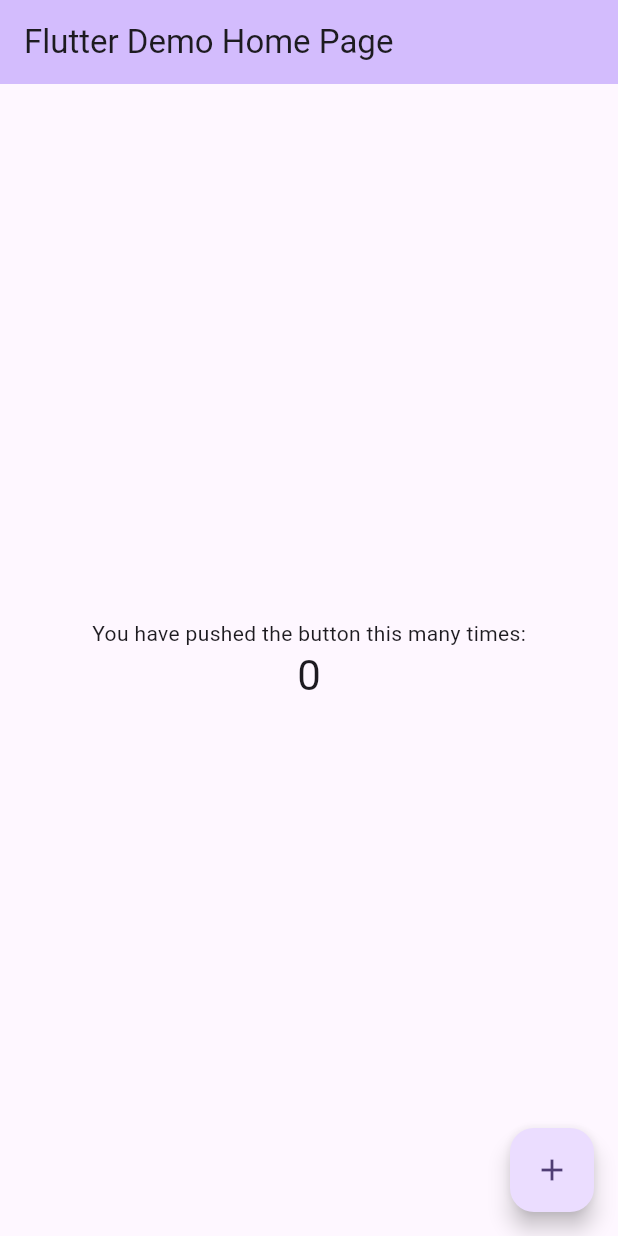
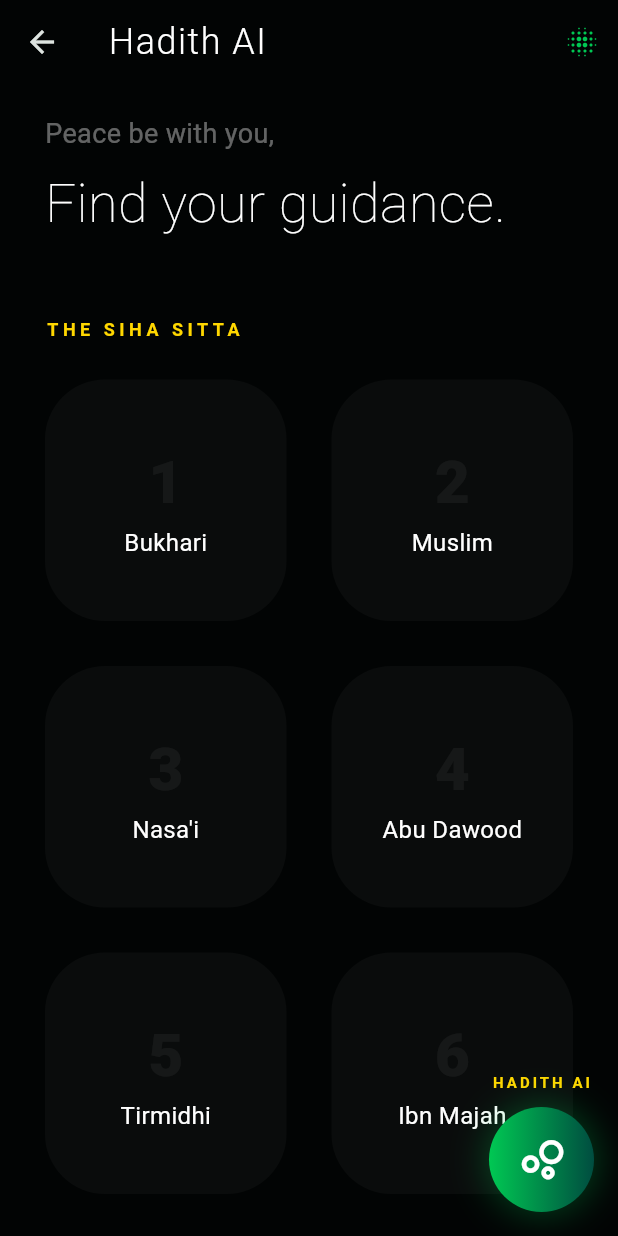
Before and after one commit to HASANALBANNA2024/hadith_ai, a Flutter app: the screen it shows after launch, on a phone screen of 412 x 824 dp. Run offline on Flutter 3.47's test engine with Material 3 defaults, Android fonts, the phone set to English and light mode, and no system bars.

Commit message:
dahsboard done but not satisfied

```diff
--- a/lib/main.dart
+++ b/lib/main.dart
@@ -1,4 +1,5 @@
 import 'package:flutter/material.dart';
+import 'package:hadith_ai/screens/splash_screen.dart';
 
 void main() {
   runApp(const MyApp());
@@ -7,116 +8,19 @@ void main() {
 class MyApp extends StatelessWidget {
   const MyApp({super.key});
 
-  // This widget is the root of your application.
   @override
   Widget build(BuildContext context) {
     return MaterialApp(
-      title: 'Flutter Demo',
+      title: 'Hadith AI',
+      debugShowCheckedModeBanner: false,
       theme: ThemeData(
-        // This is the theme of your application.
-        //
-        // TRY THIS: Try running your application with "flutter run". You'll see
-        // the application has a purple toolbar. Then, without quitting the app,
-        // try changing the seedColor in the colorScheme below to Colors.green
-        // and then invoke "hot reload" (save your changes or press the "hot
-        // reload" button in a Flutter-supported IDE, or press "r" if you used
-        // the command line to start the app).
-        //
-        // Notice that the counter didn't reset back to zero; the application
-        // state is not lost during the reload. To reset the state, use hot
-        // restart instead.
-        //
-        // This works for code too, not just values: Most code changes can be
-        // tested with just a hot reload.
-        colorScheme: .fromSeed(seedColor: Colors.deepPurple),
+        colorScheme: ColorScheme.fromSeed(
+          seedColor: const Color(0xFF004D40),
+          brightness: Brightness.dark,
+        ),
+        useMaterial3: true,
       ),
-      home: const MyHomePage(title: 'Flutter Demo Home Page'),
+      home: const SplashScreen(),
     );
   }
 }
-
-class MyHomePage extends StatefulWidget {
-  const MyHomePage({super.key, required this.title});
-
-  // This widget is the home page of your application. It is stateful, meaning
-  // that it has a State object (defined below) that contains fields that affect
-  // how it looks.
-
-  // This class is the configuration for the state. It holds the values (in this
-  // case the title) provided by the parent (in this case the App widget) and
-  // used by the build method of the State. Fields in a Widget subclass are
-  // always marked "final".
-
-  final String title;
-
-  @override
-  State<MyHomePage> createState() => _MyHomePageState();
-}
-
-class _MyHomePageState extends State<MyHomePage> {
-  int _counter = 0;
-
-  void _incrementCounter() {
-    setState(() {
-      // This call to setState tells the Flutter framework that something has
-      // changed in this State, which causes it to rerun the build method below
-      // so that the display can reflect the updated values. If we changed
-      // _counter without calling setState(), then the build method would not be
-      // called again, and so nothing would appear to happen.
-      _counter++;
-    });
-  }
-
-  @override
-  Widget build(BuildContext context) {
-    // This method is rerun every time setState is called, for instance as done
-    // by the _incrementCounter method above.
-    //
-    // The Flutter framework has been optimized to make rerunning build methods
-    // fast, so that you can just rebuild anything that needs updating rather
-    // than having to individually change instances of widgets.
-    return Scaffold(
-      appBar: AppBar(
-        // TRY THIS: Try changing the color here to a specific color (to
-        // Colors.amber, perhaps?) and trigger a hot reload to see the AppBar
-        // change color while the other colors stay the same.
-        backgroundColor: Theme.of(context).colorScheme.inversePrimary,
-        // Here we take the value from the MyHomePage object that was created by
-        // the App.build method, and use it to set our appbar title.
-        title: Text(widget.title),
-      ),
-      body: Center(
-        // Center is a layout widget. It takes a single child and positions it
-        // in the middle of the parent.
-        child: Column(
-          // Column is also a layout widget. It takes a list of children and
-          // arranges them vertically. By default, it sizes itself to fit its
-          // children horizontally, and tries to be as tall as its parent.
-          //
-          // Column has various properties to control how it sizes itself and
-          // how it positions its children. Here we use mainAxisAlignment to
-          // center the children vertically; the main axis here is the vertical
-          // axis because Columns are vertical (the cross axis would be
-          // horizontal).
-          //
-          // TRY THIS: Invoke "debug painting" (choose the "Toggle Debug Paint"
-          // action in the IDE, or press "p" in the console), to see the
-          // wireframe for each widget.
-          mainAxisAlignment: .center,
-          children: [
-            const Text('You have pushed the button this many times:'),
-            Text(
-              '$_counter',
-              style: Theme.of(context).textTheme.headlineMedium,
-            ),
-          ],
-        ),
-      ),
-      floatingActionButton: FloatingActionButton(
-        onPressed: _incrementCounter,
-        tooltip: 'Increment',
-        child: const Icon(Icons.add),
-      ),
-    );
-  }
-}
--- /dev/null
+++ b/lib/screens/dashboard_screen.dart
@@ -0,0 +1,167 @@
+import 'package:flutter/material.dart';
+
+class DashboardScreen extends StatelessWidget {
+  const DashboardScreen({super.key});
+
+  @override
+  Widget build(BuildContext context) {
+    return Scaffold(
+      backgroundColor: const Color(0xFF020404), // Midnight Black (সবচেয়ে ফ্রেশ ডার্ক)
+      floatingActionButton: _buildSoulfulBot(),
+      body: Center(
+        child: Container(
+          constraints: const BoxConstraints(maxWidth: 950), // Web View 950px
+          child: CustomScrollView(
+            physics: const BouncingScrollPhysics(),
+            slivers: [
+              _buildSimpleAppBar(),
+              SliverToBoxAdapter(
+                child: Padding(
+                  padding: const EdgeInsets.symmetric(horizontal: 30),
+                  child: Column(
+                    crossAxisAlignment: CrossAxisAlignment.start,
+                    children: [
+                      const SizedBox(height: 20),
+                      _buildMinimalGreeting(),
+                      const SizedBox(height: 50),
+
+                      // Siha Sitta - Pure Clean Cards
+                      _buildSectionLabel("THE SIHA SITTA"),
+                      const SizedBox(height: 25),
+                      _buildSihaSittaGrid(context),
+
+                      const SizedBox(height: 50),
+
+                      // Explore Section
+                      _buildSectionLabel("BEYOND SIX BOOKS"),
+                      const SizedBox(height: 20),
+                      _buildExploreHorizontal(),
+
+                      const SizedBox(height: 60),
+                      _buildAppTrustInfo(),
+                      const SizedBox(height: 120),
+                    ],
+                  ),
+                ),
+              ),
+            ],
+          ),
+        ),
+      ),
+    );
+  }
+
+  Widget _buildSimpleAppBar() {
+    return SliverAppBar(
+      backgroundColor: const Color(0xFF020404),
+      elevation: 0,
+      pinned: true,
+      centerTitle: false,
+      title: const Text("Hadith AI",
+          style: TextStyle(color: Colors.white, fontWeight: FontWeight.w300, fontSize: 24, letterSpacing: 1)),
+      actions: [
+        IconButton(icon: const Icon(Icons.blur_on, color: Color(0xFF00C853)), onPressed: () {}),
+      ],
+    );
+  }
+
+  Widget _buildMinimalGreeting() {
+    return const Column(
+      crossAxisAlignment: CrossAxisAlignment.start,
+      children: [
+        Text("Peace be with you,", style: TextStyle(color: Colors.white38, fontSize: 18)),
+        SizedBox(height: 8),
+        Text("Find your guidance.", style: TextStyle(color: Colors.white, fontSize: 36, fontWeight: FontWeight.w200)),
+      ],
+    );
+  }
+
+  Widget _buildSectionLabel(String title) {
+    return Text(title, style: const TextStyle(color: Color(0xFFFFD700), fontSize: 12, fontWeight: FontWeight.bold, letterSpacing: 3));
+  }
+
+  // Siha Sitta Grid - No Box, Pure Clean UI
+  Widget _buildSihaSittaGrid(BuildContext context) {
+    final List<String> books = ["Bukhari", "Muslim", "Nasa'i", "Abu Dawood", "Tirmidhi", "Ibn Majah"];
+    return GridView.builder(
+      shrinkWrap: true,
+      physics: const NeverScrollableScrollPhysics(),
+      itemCount: books.length,
+      gridDelegate: SliverGridDelegateWithFixedCrossAxisCount(
+        crossAxisCount: MediaQuery.of(context).size.width > 600 ? 3 : 2,
+        mainAxisSpacing: 30, crossAxisSpacing: 30, childAspectRatio: 1,
+      ),
+      itemBuilder: (context, index) {
+        return Container(
+          decoration: BoxDecoration(
+            color: const Color(0xFF0A0C0C),
+            borderRadius: BorderRadius.circular(40), // একদম গোলগাল ফ্রেশ লুক
+          ),
+          child: Column(
+            mainAxisAlignment: MainAxisAlignment.center,
+            children: [
+              Text("${index + 1}", style: TextStyle(color: Colors.white.withOpacity(0.05), fontSize: 40, fontWeight: FontWeight.w900)),
+              Text(books[index], style: const TextStyle(color: Colors.white, fontSize: 16, fontWeight: FontWeight.w400)),
+            ],
+          ),
+        );
+      },
+    );
+  }
+
+  Widget _buildExploreHorizontal() {
+    final others = ["Muwatta Malik", "Riyadus Salihin", "40 Hadith", "Bulugh Al-Maram"];
+    return SizedBox(
+      height: 60,
+      child: ListView.builder(
+        scrollDirection: Axis.horizontal,
+        itemCount: others.length,
+        itemBuilder: (context, index) {
+          return Container(
+            margin: const EdgeInsets.only(right: 15),
+            padding: const EdgeInsets.symmetric(horizontal: 25),
+            decoration: BoxDecoration(
+              border: Border.all(color: Colors.white10),
+              borderRadius: BorderRadius.circular(30),
+            ),
+            child: Center(child: Text(others[index], style: const TextStyle(color: Colors.white70))),
+          );
+        },
+      ),
+    );
+  }
+
+  Widget _buildAppTrustInfo() {
+    return Center(
+      child: Column(
+        children: [
+          const Icon(Icons.verified_user_outlined, color: Color(0xFF00C853), size: 30),
+          const SizedBox(height: 15),
+          Text("Authenticated Sources Only", style: TextStyle(color: Colors.white.withOpacity(0.3), fontSize: 13)),
+        ],
+      ),
+    );
+  }
+
+  Widget _buildSoulfulBot() {
+    return Column(
+      mainAxisAlignment: MainAxisAlignment.end,
+      children: [
+        const Text("HADITH AI", style: TextStyle(color: Color(0xFFFFD700), fontSize: 10, fontWeight: FontWeight.bold, letterSpacing: 2)),
+        const SizedBox(height: 10),
+        GestureDetector(
+          onTap: () {},
+          child: Container(
+            width: 70, height: 70,
+            decoration: BoxDecoration(
+              shape: BoxShape.circle,
+              gradient: const LinearGradient(colors: [Color(0xFF00C853), Color(0xFF004D40)]),
+              boxShadow: [BoxShadow(color: const Color(0xFF00C853).withOpacity(0.3), blurRadius: 20, spreadRadius: 2)],
+            ),
+            child: const Icon(Icons.bubble_chart_outlined, color: Colors.white, size: 35),
+          ),
+        ),
+      ],
+    );
+  }
+}
```
Also changed, not shown: lib/screens/splash_screen.dart (added, +151 -0 lines), pubspec.yaml (+8 -65 lines), pubspec.lock, 2 other files.
